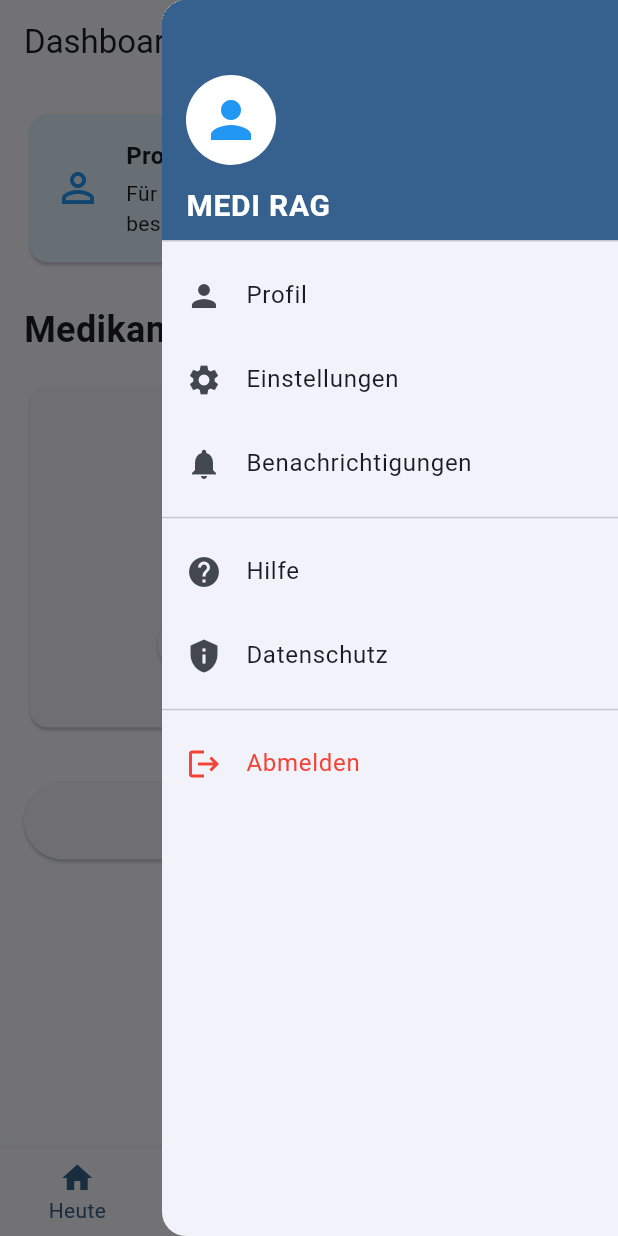
After one commit to armandostatti90/medi-app-mvp, a Flutter app: the MainNavigation screen opened by its route, in the side drawer, after a tap on "Profil vervollständigen", on a phone screen of 412 x 824 dp. The commit adds this screen. Run offline on Flutter 3.47's test engine with Material 3 defaults, Android fonts, the phone set to English and light mode, and no system bars; our stand-ins replace flutter_secure_storage; accounts and stored records are empty; network calls fail.

Commit message:
Add bottom navigation, drawer menu, and basic screens

```diff
--- /dev/null
+++ b/lib/screens/chat/chat_screen.dart
@@ -0,0 +1,10 @@
+import 'package:flutter/material.dart';
+
+class ChatScreen extends StatelessWidget {
+  const ChatScreen({super.key});
+
+  @override
+  Widget build(BuildContext context) {
+    return const Center(child: Text('Chat Screen'));
+  }
+}
--- /dev/null
+++ b/lib/screens/home/home_screen.dart
@@ -0,0 +1,159 @@
+import 'package:flutter/material.dart';
+import '../../services/api_service.dart';
+
+class HomeScreen extends StatefulWidget {
+  const HomeScreen({super.key});
+
+  @override
+  State<HomeScreen> createState() => _HomeScreenState();
+}
+
+class _HomeScreenState extends State<HomeScreen> {
+  final _apiService = ApiService();
+
+  List<dynamic> _medications = [];
+  bool _isLoading = true;
+
+  @override
+  void initState() {
+    super.initState();
+    _loadData();
+  }
+
+  Future<void> _loadData() async {
+    setState(() => _isLoading = true);
+
+    try {
+      final meds = await _apiService.getMedications();
+
+      setState(() {
+        _medications = meds;
+        _isLoading = false;
+      });
+    } catch (e) {
+      print('Error loading data: $e');
+      setState(() => _isLoading = false);
+    }
+  }
+
+  @override
+  Widget build(BuildContext context) {
+    return _isLoading
+        ? const Center(child: CircularProgressIndicator())
+        : RefreshIndicator(
+            onRefresh: _loadData,
+            child: ListView(
+              padding: const EdgeInsets.all(16.0),
+              children: [
+                // Onboarding Banner
+                Card(
+                  color: Colors.blue.shade50,
+                  child: InkWell(
+                    onTap: () {
+                      ScaffoldMessenger.of(context).showSnackBar(
+                        const SnackBar(
+                          content: Text('Onboarding Modal kommt bald!'),
+                        ),
+                      );
+                    },
+                    child: Padding(
+                      padding: const EdgeInsets.all(16.0),
+                      child: Row(
+                        children: [
+                          const Icon(
+                            Icons.person_outline,
+                            color: Colors.blue,
+                            size: 32,
+                          ),
+                          const SizedBox(width: 16),
+                          Expanded(
+                            child: Column(
+                              crossAxisAlignment: CrossAxisAlignment.start,
+                              children: const [
+                                Text(
+                                  'Profil vervollständigen',
+                                  style: TextStyle(
+                                    fontWeight: FontWeight.bold,
+                                    fontSize: 16,
+                                  ),
+                                ),
+                                SizedBox(height: 4),
+                                Text(
+                                  'Für personalisierte Empfehlungen und bessere Unterstützung',
+                                  style: TextStyle(fontSize: 14),
+                                ),
+                              ],
+                            ),
+                          ),
+                          const Icon(Icons.arrow_forward, color: Colors.blue),
+                        ],
+                      ),
+                    ),
+                  ),
+                ),
+
+                const SizedBox(height: 24),
+
+                // Medications
+                const Text(
+                  'Medikamente',
+                  style: TextStyle(fontSize: 24, fontWeight: FontWeight.bold),
+                ),
+                const SizedBox(height: 16),
+
+                if (_medications.isEmpty)
+                  Card(
+                    child: Padding(
+                      padding: const EdgeInsets.all(32.0),
+                      child: Column(
+                        children: [
+                          const Icon(
+                            Icons.medication,
+                            size: 64,
+                            color: Colors.grey,
+                          ),
+                          const SizedBox(height: 16),
+                          const Text('Noch keine Medikamente'),
+                          const SizedBox(height: 16),
+                          ElevatedButton(
+                            onPressed: () {
+                              // TODO: Add medication
+                            },
+                            child: const Text('Medikament hinzufügen'),
+                          ),
+                        ],
+                      ),
+                    ),
+                  )
+                else
+                  ..._medications.map(
+                    (med) => Card(
+                      child: ListTile(
+                        leading: const Icon(Icons.medication),
+                        title: Text(med['name']),
+                        subtitle: Text('${med['dose']} - ${med['frequency']}'),
+                      ),
+                    ),
+                  ),
+
+                const SizedBox(height: 32),
+
+                // Chat
+                SizedBox(
+                  width: double.infinity,
+                  child: ElevatedButton.icon(
+                    onPressed: () {
+                      // TODO: Chat
+                    },
+                    icon: const Icon(Icons.chat),
+                    label: const Text('Chat öffnen'),
+                    style: ElevatedButton.styleFrom(
+                      padding: const EdgeInsets.all(16),
+                    ),
+                  ),
+                ),
+              ],
+            ),
+          );
+  }
+}
--- /dev/null
+++ b/lib/screens/main_navigation.dart
@@ -0,0 +1,56 @@
+import 'package:flutter/material.dart';
+import 'home/home_screen.dart';
+import 'chat/chat_screen.dart';
+import 'medications/medications_screen.dart';
+import 'devices/devices_screen.dart';
+import '../widgets/app_drawer.dart';
+
+class MainNavigation extends StatefulWidget {
+  const MainNavigation({super.key});
+
+  @override
+  State<MainNavigation> createState() => _MainNavigationState();
+}
+
+class _MainNavigationState extends State<MainNavigation> {
+  int _currentIndex = 0;
+
+  final List<Widget> _screens = const [
+    HomeScreen(),
+    ChatScreen(),
+    MedicationsScreen(),
+    DevicesScreen(),
+  ];
+
+  @override
+  Widget build(BuildContext context) {
+    final titles = ['Dashboard', 'Chat', 'Medikamente', 'Geräte'];
+
+    return Scaffold(
+      appBar: AppBar(
+        title: Text(titles[_currentIndex]),
+        automaticallyImplyLeading: false, // Hamburger Menu
+      ),
+      endDrawer: const AppDrawer(),
+      body: _screens[_currentIndex],
+      bottomNavigationBar: BottomNavigationBar(
+        currentIndex: _currentIndex,
+        onTap: (index) {
+          setState(() {
+            _currentIndex = index;
+          });
+        },
+        type: BottomNavigationBarType.fixed,
+        items: const [
+          BottomNavigationBarItem(icon: Icon(Icons.home), label: 'Heute'),
+          BottomNavigationBarItem(icon: Icon(Icons.chat), label: 'Chat'),
+          BottomNavigationBarItem(
+            icon: Icon(Icons.medication),
+            label: 'Medikamente',
+          ),
+          BottomNavigationBarItem(icon: Icon(Icons.devices), label: 'Geräte'),
+        ],
+      ),
+    );
+  }
+}
--- /dev/null
+++ b/lib/widgets/app_drawer.dart
@@ -0,0 +1,107 @@
+import 'package:flutter/material.dart';
+import '../services/api_service.dart';
+
+class AppDrawer extends StatelessWidget {
+  const AppDrawer({super.key});
+
+  @override
+  Widget build(BuildContext context) {
+    final apiService = ApiService();
+
+    return Drawer(
+      child: ListView(
+        padding: EdgeInsets.zero,
+        children: [
+          DrawerHeader(
+            decoration: BoxDecoration(
+              color: Theme.of(context).colorScheme.primary,
+            ),
+            child: Column(
+              crossAxisAlignment: CrossAxisAlignment.start,
+              mainAxisAlignment: MainAxisAlignment.end,
+              children: const [
+                CircleAvatar(
+                  radius: 30,
+                  backgroundColor: Colors.white,
+                  child: Icon(Icons.person, size: 40, color: Colors.blue),
+                ),
+                SizedBox(height: 12),
+                Text(
+                  'MEDI RAG',
+                  style: TextStyle(
+                    color: Colors.white,
+                    fontSize: 20,
+                    fontWeight: FontWeight.bold,
+                  ),
+                ),
+              ],
+            ),
+          ),
+          ListTile(
+            leading: const Icon(Icons.person),
+            title: const Text('Profil'),
+            onTap: () {
+              Navigator.pop(context);
+              // TODO: Navigate to Profile
+              ScaffoldMessenger.of(context).showSnackBar(
+                const SnackBar(content: Text('Profil kommt bald!')),
+              );
+            },
+          ),
+          ListTile(
+            leading: const Icon(Icons.settings),
+            title: const Text('Einstellungen'),
+            onTap: () {
+              Navigator.pop(context);
+              // TODO: Navigate to Settings
+              ScaffoldMessenger.of(context).showSnackBar(
+                const SnackBar(content: Text('Einstellungen kommen bald!')),
+              );
+            },
+          ),
+          ListTile(
+            leading: const Icon(Icons.notifications),
+            title: const Text('Benachrichtigungen'),
+            onTap: () {
+              Navigator.pop(context);
+              // TODO: Navigate to Notifications
+              ScaffoldMessenger.of(context).showSnackBar(
+                const SnackBar(
+                  content: Text('Benachrichtigungen kommen bald!'),
+                ),
+              );
+            },
+          ),
+          const Divider(),
+          ListTile(
+            leading: const Icon(Icons.help),
+            title: const Text('Hilfe'),
+            onTap: () {
+              Navigator.pop(context);
+              // TODO: Navigate to Help
+            },
+          ),
+          ListTile(
+            leading: const Icon(Icons.privacy_tip),
+            title: const Text('Datenschutz'),
+            onTap: () {
+              Navigator.pop(context);
+              // TODO: Navigate to Privacy
+            },
+          ),
+          const Divider(),
+          ListTile(
+            leading: const Icon(Icons.logout, color: Colors.red),
+            title: const Text('Abmelden', style: TextStyle(color: Colors.red)),
+            onTap: () async {
+              await apiService.logout();
+              if (context.mounted) {
+                Navigator.pushReplacementNamed(context, '/login');
+              }
+            },
+          ),
+        ],
+      ),
+    );
+  }
+}
```
Also changed, not shown: lib/main.dart (+4 -14 lines), lib/screens/devices/devices_screen.dart (added, +10 -0 lines), lib/screens/medications/medications_screen.dart (added, +10 -0 lines), lib/services/api_service.dart (+77 -6 lines).
